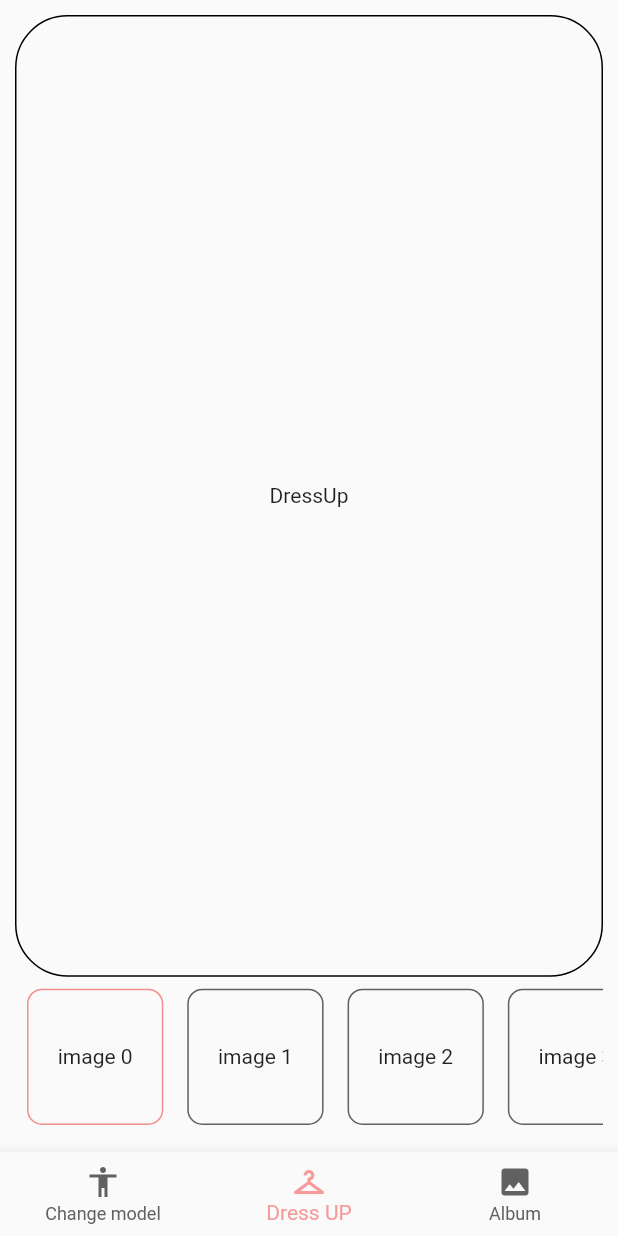
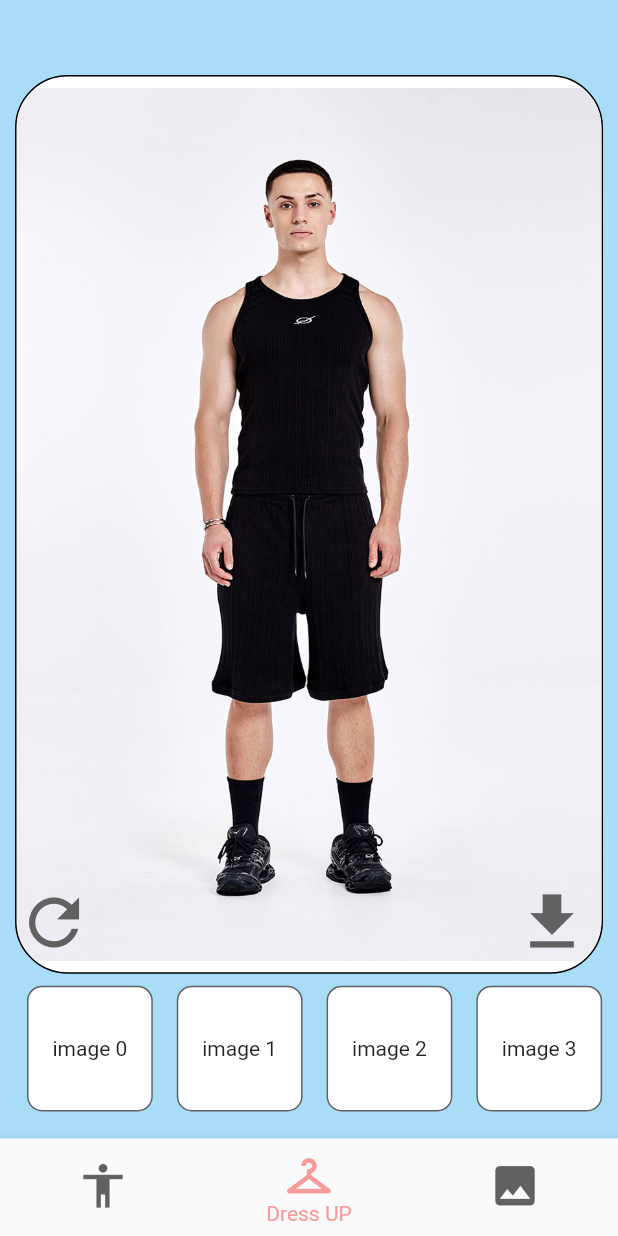
Before and after one commit to DressMeUp-2023/DressMeUp-Front, a Flutter app: the screen it shows after launch, on a phone screen of 412 x 824 dp. Run offline on Flutter 3.47's test engine with Material 2 defaults, Android fonts, the light colour scheme and no system bars; our stand-ins replace image_picker.

Commit message:
import image

```diff
--- a/dressmeup/lib/components/album.dart
+++ b/dressmeup/lib/components/album.dart
@@ -6,11 +6,12 @@ class Album extends StatelessWidget {
   @override
   Widget build(context) {
     return Scaffold(
+      backgroundColor: const Color(0xffA9DDF7),
       body: Column(
         children: [
           const Spacer(flex: 1),
           Flexible(
-            flex: 6,
+            flex: 13,
             child: GridView.count(
               crossAxisCount: 3,
               children: List.generate(
@@ -20,6 +21,7 @@ class Album extends StatelessWidget {
                     padding: const EdgeInsets.all(8.0),
                     child: Container(
                       decoration: BoxDecoration(
+                          color: Colors.white,
                           border: Border.all(color: Colors.grey.shade700),
                           borderRadius:
                               const BorderRadius.all(Radius.circular(10))),
--- a/dressmeup/lib/components/changeModel/button.dart
+++ b/dressmeup/lib/components/changeModel/button.dart
@@ -28,6 +28,9 @@ class Button extends StatelessWidget {
   Widget build(BuildContext context) {
     // TODO: implement build
     return TextButton(
+      style: TextButton.styleFrom(
+          backgroundColor: Colors.white,
+          side: const BorderSide(color: Colors.grey)),
       onPressed: () {
         getImage(imgSource);
       },
--- a/dressmeup/lib/components/dressUp/closet.dart
+++ b/dressmeup/lib/components/dressUp/closet.dart
@@ -2,15 +2,16 @@ import 'package:dressmeup/components/select_image.dart';
 import 'package:flutter/material.dart';
 
 class Closet extends StatefulWidget {
-  final width;
-  const Closet({super.key, this.width});
+  const Closet({
+    super.key,
+  });
 
   @override
   State<Closet> createState() => _Closet();
 }
 
 class _Closet extends State<Closet> {
-  int _selectedImageIndex = 0;
+  int _selectedImageIndex = 7;
   @override
   Widget build(BuildContext context) {
     return GridView.count(
--- a/dressmeup/lib/components/dressUp/dress_up.dart
+++ b/dressmeup/lib/components/dressUp/dress_up.dart
@@ -1,4 +1,5 @@
 import 'package:dressmeup/components/dressUp/closet.dart';
+import 'package:dressmeup/components/init_page.dart';
 import 'package:flutter/material.dart';
 
 class DressUp extends StatelessWidget {
@@ -7,16 +8,58 @@ class DressUp extends StatelessWidget {
   @override
   Widget build(context) {
     return Scaffold(
-      body: Column(
+      backgroundColor: const Color(0xffA9DDF7),
+      body: Padding(
+        padding: const EdgeInsets.only(top: 40.0),
+        child: Column(
           children: [
             Flexible(
               flex: 6,
               child: Container(
                 decoration: BoxDecoration(
+                    color: Colors.white,
                     border: Border.all(color: Colors.black, width: 1.0),
                     borderRadius: BorderRadius.circular(35)),
-              child: const Center(
-                child: Text("DressUp"),
+                child: Stack(
+                  children: [
+                    Center(
+                      child: Container(
+                        decoration: BoxDecoration(
+                            borderRadius: BorderRadius.circular(35),
+                            image: const DecorationImage(
+                              image: AssetImage('lib/assets/maleModel.png'),
+                            )),
+                      ),
+                    ),
+                    Center(
+                      child: Column(
+                        mainAxisAlignment: MainAxisAlignment.end,
+                        children: [
+                          Row(
+                            mainAxisAlignment: MainAxisAlignment.spaceBetween,
+                            children: [
+                              Icon(Icons.refresh_outlined,
+                                  size: 50, color: Colors.grey.shade700),
+                              TextButton(
+                                onPressed: () {
+                                  Navigator.push(
+                                      context,
+                                      MaterialPageRoute(
+                                          builder: (context) =>
+                                              const InitPage()));
+                                },
+                                child: Icon(
+                                  Icons.download,
+                                  size: 50,
+                                  color: Colors.grey.shade700,
+                                ),
+                              )
+                            ],
+                          ),
+                        ],
+                      ),
+                    ),
+                  ],
                 ),
               ),
             ),
@@ -26,6 +69,7 @@ class DressUp extends StatelessWidget {
             )
           ],
         ),
+      ),
     );
   }
 }
--- a/dressmeup/lib/components/init_home.dart
+++ b/dressmeup/lib/components/init_home.dart
@@ -17,21 +17,26 @@ class _BottomBarState extends State<InitHome> {
   @override
   Widget build(BuildContext context) {
     return Scaffold(
+      backgroundColor: const Color(0xffA9DDF7),
       bottomNavigationBar: BottomNavigationBar(
           onTap: (newIndex) {
             setState(() {
               currentIndex = newIndex;
             });
           },
+          type: BottomNavigationBarType.fixed,
           currentIndex: currentIndex,
+          showUnselectedLabels: false,
           selectedItemColor: const Color.fromRGBO(246, 154, 154, 1.0),
           unselectedItemColor: Colors.grey.shade700,
           items: const [
             BottomNavigationBarItem(
-                icon: Icon(Icons.accessibility), label: "Change model"),
+                icon: Icon(Icons.accessibility, size: 35),
+                label: "Change model"),
             BottomNavigationBarItem(
-                icon: Icon(Icons.checkroom), label: "Dress UP"),
-            BottomNavigationBarItem(icon: Icon(Icons.photo), label: "Album"),
+                icon: Icon(Icons.checkroom, size: 35), label: "Dress UP"),
+            BottomNavigationBarItem(
+                icon: Icon(Icons.photo, size: 35), label: "Album"),
           ]),
       body: Padding(
         padding: const EdgeInsets.all(10),
--- a/dressmeup/lib/components/select_image.dart
+++ b/dressmeup/lib/components/select_image.dart
@@ -18,11 +18,13 @@ class SelectImage extends StatelessWidget {
         onTap: () => onTap(index),
         child: Container(
           decoration: BoxDecoration(
-              border: Border.all(
-                  color: isSelected
-                      ? const Color(0xffF48E8E)
-                      : Colors.grey.shade700),
-              borderRadius: const BorderRadius.all(Radius.circular(10))),
+            color: Colors.white,
+            border: Border.all(
+                color:
+                    isSelected ? const Color(0xffF48E8E) : Colors.grey.shade700,
+                width: isSelected ? 3.0 : 1.0),
+            borderRadius: const BorderRadius.all(Radius.circular(10)),
+          ),
           child: Center(child: Text("image $index")),
         ),
       ),
--- a/dressmeup/lib/main.dart
+++ b/dressmeup/lib/main.dart
@@ -1,6 +1,5 @@
 import 'package:dressmeup/components/init_home.dart';
 import 'package:flutter/material.dart';
-import 'components/home_page.dart';
 
 void main() {
   runApp(const MyApp());
--- a/dressmeup/pubspec.yaml
+++ b/dressmeup/pubspec.yaml
@@ -62,9 +62,8 @@ flutter:
   uses-material-design: true
 
   # To add assets to your application, add an assets section, like this:
-  # assets:
-  #   - images/a_dot_burr.jpeg
-  #   - images/a_dot_ham.jpeg
+  assets:
+    - lib/assets/
 
   # An image asset can refer to one or more resolution-specific "variants", see
   # https://flutter.dev/assets-and-images/#resolution-aware
```
Also changed, not shown: dressmeup/lib/components/bottom_bar.dart (deleted, +0 -33 lines), dressmeup/lib/components/changeModel/change_model.dart (+19 -8 lines), dressmeup/lib/components/init_page.dart (added, +129 -0 lines), dressmeup/lib/assets/appIcon.png (added), dressmeup/lib/assets/femaleModel.png (added), dressmeup/lib/assets/logo.png (added), dressmeup/lib/assets/maleModel.png (added). Lines whose indentation alone changed are shown as unchanged.
